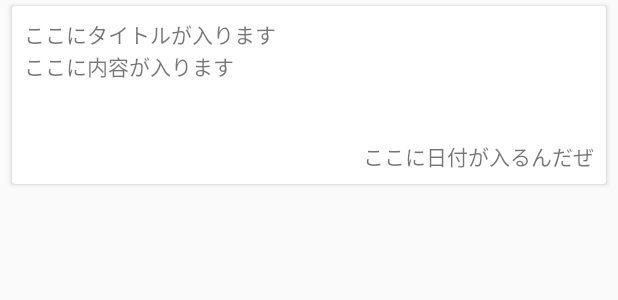
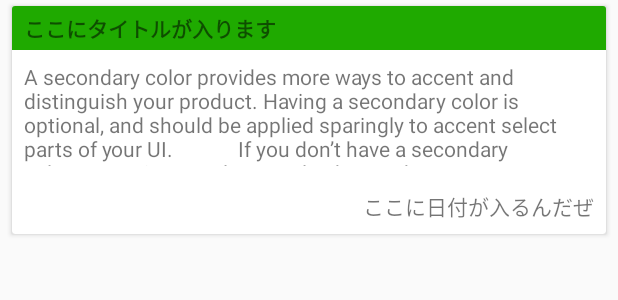
Before and after one commit to cOnigashima/android_parctice, an Android app: the layout journaling_list_contents_item.xml on its own in the app's theme, with its tools: preview values and no code run, on a phone screen of 412 x 824 dp. Shown: the top 300 px of the screen. Run offline under Robolectric (Android 15) with nearby library versions, the phone set to English and light mode, and no system bars.

Commit message:
color layout 変更

```diff
--- a/MyRxJavaPractice/app/src/main/res/layout/activity_journaling_contents_list_recycler.xml
+++ b/MyRxJavaPractice/app/src/main/res/layout/activity_journaling_contents_list_recycler.xml
@@ -10,10 +10,12 @@
         android:id="@+id/journaling_list_container_recycler_view"
         android:layout_width="match_parent"
         android:layout_height="0dp"
+        android:paddingTop="8dp"
         app:layout_constraintTop_toTopOf="parent"
         app:layout_constraintStart_toStartOf="parent"
         app:layout_constraintEnd_toEndOf="parent"
         app:layout_constraintBottom_toBottomOf="parent"
+        android:background="@color/colorSecondary"
         />
 
     <com.google.android.material.floatingactionbutton.FloatingActionButton
--- a/MyRxJavaPractice/app/src/main/res/layout/journaling_list_contents_item.xml
+++ b/MyRxJavaPractice/app/src/main/res/layout/journaling_list_contents_item.xml
@@ -1,7 +1,9 @@
 <?xml version="1.0" encoding="utf-8"?>
 
-<androidx.cardview.widget.CardView xmlns:android="http://schemas.android.com/apk/res/android"
+<androidx.cardview.widget.CardView
+    xmlns:android="http://schemas.android.com/apk/res/android"
     xmlns:app="http://schemas.android.com/apk/res-auto"
+    xmlns:tools="http://schemas.android.com/tools"
 
     android:id="@+id/list_card_view_item"
     android:layout_width="match_parent"
@@ -17,15 +19,20 @@
     <androidx.constraintlayout.widget.ConstraintLayout
         android:layout_width="match_parent"
         android:layout_height="match_parent"
-        android:orientation="vertical"
-        android:padding="8dp">
+        android:orientation="vertical">
 
         <TextView
             android:id="@+id/journaling_item_title"
             android:layout_width="0dp"
             android:layout_height="wrap_content"
+            android:background="@color/colorPrimaryDark"
+            android:padding="4dp"
+            android:paddingStart="8dp"
+            android:paddingEnd="8dp"
             android:text="ここにタイトルが入ります"
+            android:textStyle="bold"
             app:layout_constraintBottom_toTopOf="@id/journaling_item_sentence"
+            app:layout_constraintEnd_toEndOf="parent"
             app:layout_constraintStart_toStartOf="parent"
             app:layout_constraintTop_toTopOf="parent" />
 
@@ -33,10 +40,17 @@
         <TextView
             android:id="@+id/journaling_item_sentence"
             android:layout_width="0dp"
-            android:layout_height="60dp"
+            android:layout_height="wrap_content"
+            android:maxHeight="85dp"
             android:ellipsize="end"
+            android:padding="8dp"
+            android:paddingBottom="0dp"
             android:text="ここに内容が入ります"
+            tools:text="A secondary color provides more ways to accent and distinguish your product. Having a secondary color is optional, and should be applied sparingly to accent select parts of your UI.
+            If you don’t have a secondary color, your primary color can also be used to accent elements.
+            Secondary colors are best for:Floating action buttonsSelection controls, like sliders and switchesHighlighting selected textProgress barsLinks and headlines"
             app:layout_constraintBottom_toTopOf="@id/journaling_item_create_date"
+            app:layout_constraintEnd_toEndOf="parent"
             app:layout_constraintStart_toStartOf="parent"
             app:layout_constraintTop_toBottomOf="@id/journaling_item_title" />
 
@@ -45,6 +59,8 @@
             android:id="@+id/journaling_item_create_date"
             android:layout_width="0dp"
             android:layout_height="wrap_content"
+            android:padding="8dp"
+            android:paddingTop="2dp"
             android:text="ここに日付が入るんだぜ"
             app:layout_constraintBottom_toBottomOf="parent"
             app:layout_constraintEnd_toEndOf="parent"
--- a/MyRxJavaPractice/app/src/main/res/values/colors.xml
+++ b/MyRxJavaPractice/app/src/main/res/values/colors.xml
@@ -1,6 +1,9 @@
 <?xml version="1.0" encoding="utf-8"?>
 <resources>
-    <color name="colorPrimary">#008577</color>
-    <color name="colorPrimaryDark">#00574B</color>
-    <color name="colorAccent">#D81B60</color>
+    <color name="colorPrimary">#64dd17</color>
+    <color name="colorPrimaryDark">#1faa00</color>
+    <color name="colorSecondary">#ccff90</color>
+    <color name="colorAccent">#33dd17</color>
+
+    <color name="white">#FFFFFF</color>
 </resources>
```
